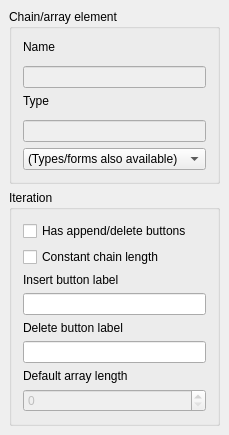
Qt form lavape/src/LavaPE_UI/idd_chainformpage.ui (berkus/lavape) before a commit.
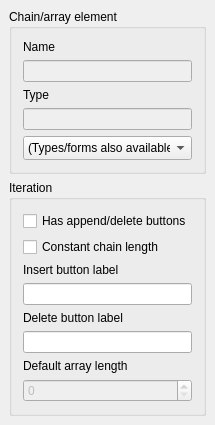
The same form after that commit.

Commit message: dialog layouts fixed

```diff
--- a/lavape/src/LavaPE_UI/idd_chainformpage.ui
+++ b/lavape/src/LavaPE_UI/idd_chainformpage.ui
@@ -6,8 +6,8 @@
    <rect>
     <x>0</x>
     <y>0</y>
-    <width>228</width>
-    <height>435</height>
+    <width>230</width>
+    <height>383</height>
    </rect>
   </property>
   <property name="sizePolicy">
@@ -23,6 +23,9 @@
    <property name="spacing">
     <number>6</number>
    </property>
+   <property name="sizeConstraint">
+    <enum>QLayout::SetFixedSize</enum>
+   </property>
    <property name="margin">
     <number>9</number>
    </property>
@@ -105,7 +108,7 @@
       <item>
        <widget class="QComboBox" name="ChElemFormTypes">
         <property name="sizeAdjustPolicy">
-         <enum>QComboBox::AdjustToContents</enum>
+         <enum>QComboBox::AdjustToMinimumContentsLengthWithIcon</enum>
         </property>
         <item>
          <property name="text">
```
The commit also changes 28 other files.
